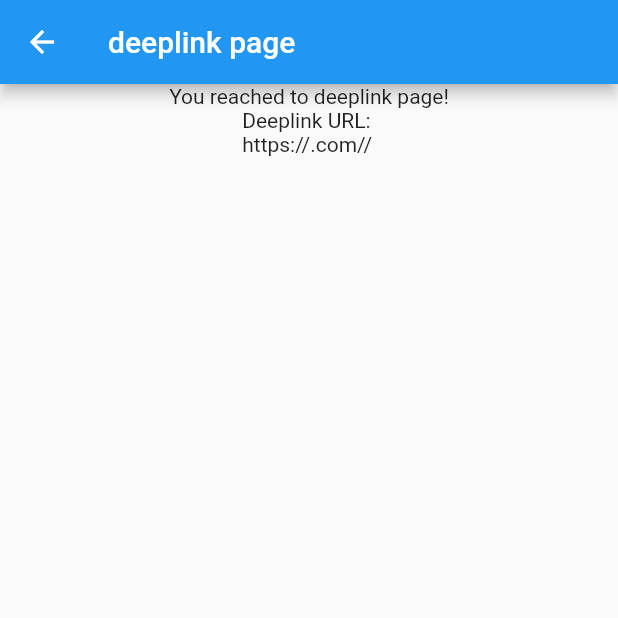
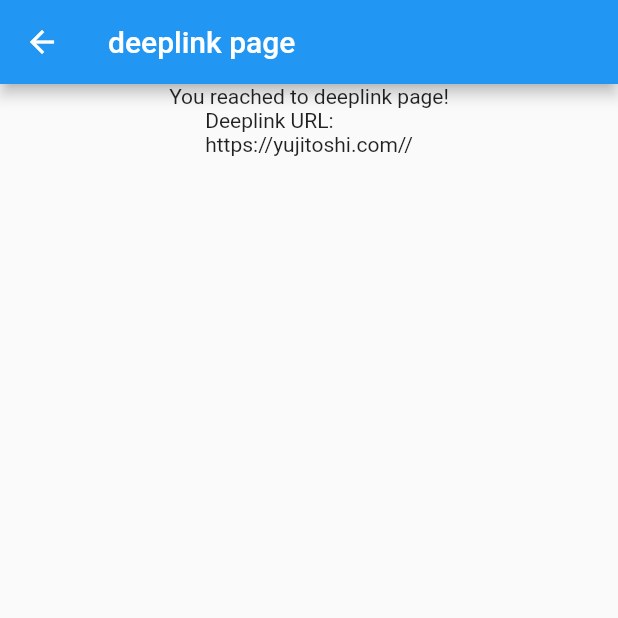
Before and after one commit to honganji/portfolio, a Flutter app: the DeepLink screen opened directly with empty values, on a phone screen of 412 x 824 dp, the top half of it. Run offline on Flutter 3.47's test engine with Material 2 defaults, Android fonts, the light colour scheme and no system bars; our stand-ins replace firebase_core, flutter_staggered_animations, go_router, url_strategy; accounts and stored records are empty.

Commit message:
modify url

```diff
--- a/lib/layout/mobile_layout.dart
+++ b/lib/layout/mobile_layout.dart
@@ -48,7 +48,6 @@ class MobileLayout extends StatelessWidget {
               pageNum: 3,
             ),
 						ElevatedButton(onPressed: (){context.pushNamed("news", pathParameters: {
-                  "id": "yujitoshi.com",
                   "path": "deeplink"
                 });}, child: const Text("Deep Link Page"),),
           ],
--- a/lib/router.dart
+++ b/lib/router.dart
@@ -12,7 +12,6 @@ final GoRouter router = GoRouter(routes: [
     path: "/:path",
 		name: "news",
     builder: (context, state) => DeepLink(
-      userId: state.pathParameters["id"].toString(),
       path: state.pathParameters["path"].toString(),
     ),
   )
--- a/lib/screens/deeplink.dart
+++ b/lib/screens/deeplink.dart
@@ -3,8 +3,7 @@ import 'package:flutter/src/widgets/framework.dart';
 import 'package:flutter/src/widgets/placeholder.dart';
 
 class DeepLink extends StatelessWidget {
-  const DeepLink({super.key, required this.userId, required this.path});
-  final String userId;
+  const DeepLink({super.key, required this.path});
   final String path;
 
   @override
@@ -16,7 +15,7 @@ class DeepLink extends StatelessWidget {
       body: Center(child: Column(
         children: [
           const Text("You reached to deeplink page!"),
-          Text("Deeplink URL: \nhttps://$userId.com/$path/")
+          Text("Deeplink URL: \nhttps://yujitoshi.com/$path/")
         ],
       )),
     );
```
Also changed, not shown: 1 other file.
